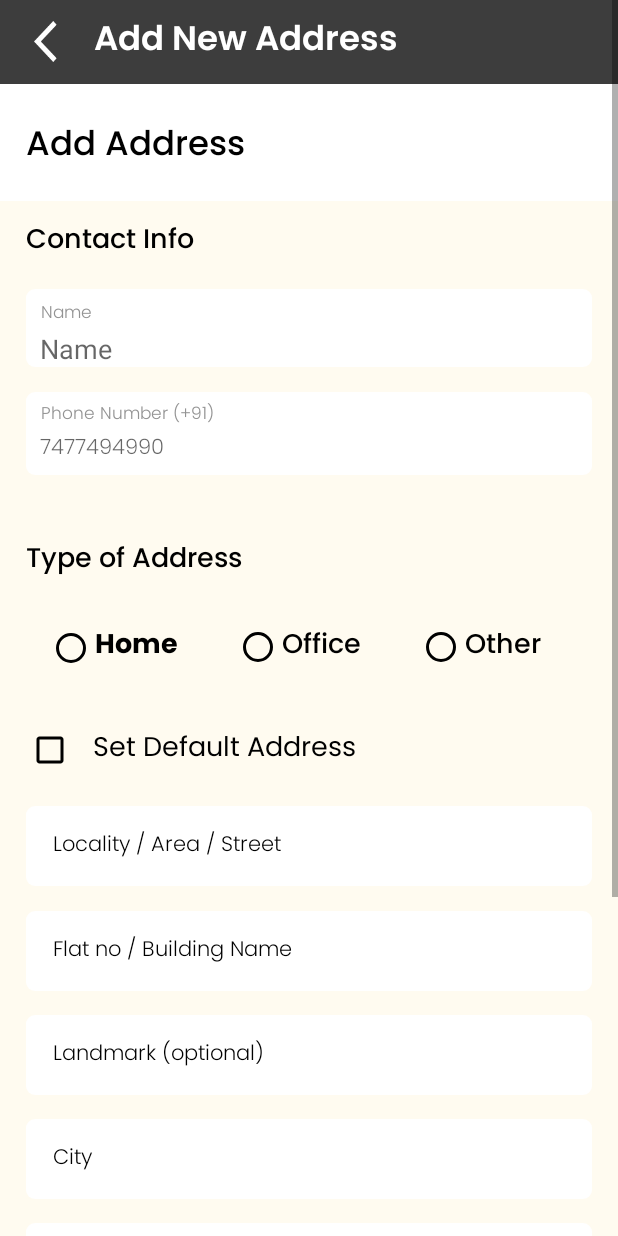
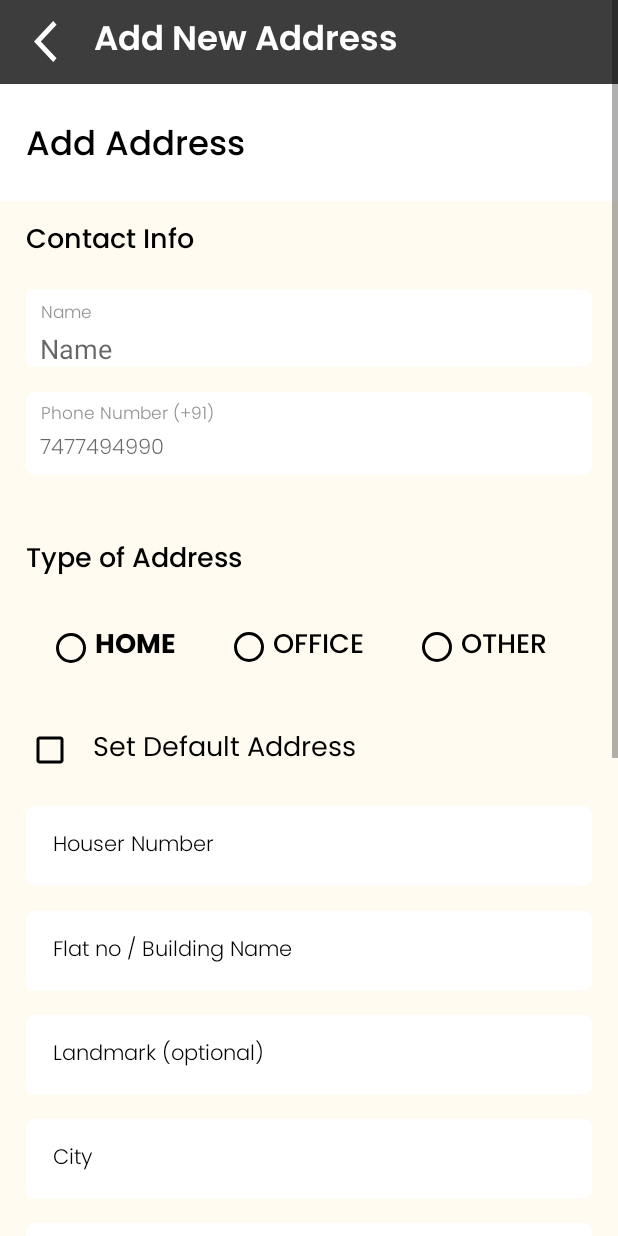
Before and after one commit to Amirsohel006/buildcart, an Android app: the OrdersThreeActivity screen opened directly, with no data from a screen before it, on a phone screen of 412 x 824 dp. Run offline under Robolectric (Android 15) with nearby library versions, the phone set to English and light mode, and no system bars; our stand-ins replace data binding; pictures from the network do not load.

Commit message:
fix:03/06/2024 bugs removed

```diff
--- a/app/src/main/java/com/buildcart/app/modules/ordersthree/ui/OrdersThreeActivity.kt
+++ b/app/src/main/java/com/buildcart/app/modules/ordersthree/ui/OrdersThreeActivity.kt
@@ -9,6 +9,7 @@ import android.os.Bundle
 import android.util.Log
 import android.view.LayoutInflater
 import android.widget.ImageView
+import android.widget.RadioButton
 import androidx.activity.viewModels
 import androidx.appcompat.widget.AppCompatButton
 import androidx.core.content.ContextCompat
@@ -32,10 +33,41 @@ class OrdersThreeActivity : BaseActivity<ActivityOrdersThreeBinding>(R.layout.ac
 
       private lateinit var sessionManager: SessionManager
 
+private lateinit var placeForAddredd:String
+
+private lateinit var checkBoxValue:String
+
   override fun onInitialized(): Unit {
     viewModel.navArguments = intent.extras?.getBundle("bundle")
 
     sessionManager=SessionManager(this)
+
+
+    val radioGroup = binding.rgRadiogrouphome
+   val radioButton1 = binding.rbHome
+    val radioButton2 = binding.rbHomeOne
+   val  radioButton3 = binding.rbHomeTwo
+
+
+    radioGroup.setOnCheckedChangeListener { group, checkedId ->
+      val selectedRadioButton = findViewById<RadioButton>(checkedId)
+      val selectedText = selectedRadioButton.text.toString()
+      placeForAddredd=selectedText
+    }
+
+    binding.checkBoxSetasDefault.setOnCheckedChangeListener { _, isChecked ->
+      val checkedState: Boolean = isChecked
+
+
+      if (isChecked) {
+        // Checkbox is checked
+        checkBoxValue="True"
+      } else {
+        // Checkbox is unchecked
+        checkBoxValue="False"
+      }
+    }
+
 
 
     binding.btnAdd.setOnClickListener {
@@ -44,16 +76,27 @@ class OrdersThreeActivity : BaseActivity<ActivityOrdersThreeBinding>(R.layout.ac
       val state=binding.etGroupNinetyOne11.text.toString()
       val city=binding.etGroupNinetyOne1.text.toString()
       val pincode=binding.etGroupNinetyOne112.text.toString()
-      val flat=binding.etGroupNinetyTwo.text.toString()
-      val locality=binding.etGroupNinetyOne.text.toString()
-      val place=binding.etGroupNinetyThree.text.toString()
-      postAddress(name,mobilenumber,state,city,pincode,place,flat,locality,"","Shrinagar","2234","False")
+      val flat=binding.etGroupNinetyTwo.text.toString()   //landmark
+      val house_no=binding.etGroupNinetyOne.text.toString()
+      val place=placeForAddredd
+      val housename=binding.etGroupNinetyOne1121.text.toString()
+      val area=binding.etGroupNinetyOne112111.text.toString()
+
+      val setAsDefault=checkBoxValue
+
+      val street=binding.etGroupNinetyOne11211.text.toString()
+      postAddress(name,mobilenumber,place,house_no,city,state,pincode,flat,housename,area,street,setAsDefault)
 
     }
     binding.ordersThreeVM = viewModel
     window.statusBarColor= ContextCompat.getColor(this,R.color.gray_703)
   }
 
+
+    private  fun handleCheckboxState(isChecked: Boolean) {
+        // Handle the checkbox state here
+
+      }
   override fun setUpClicks(): Unit {
     binding.btnAdd.setOnClickListener {
       val destIntent = SignUoFiveActivity.getIntent(this, null)
--- a/app/src/main/java/com/buildcart/app/service/APIManager.kt
+++ b/app/src/main/java/com/buildcart/app/service/APIManager.kt
@@ -7,7 +7,7 @@ import retrofit2.converter.gson.GsonConverterFactory
 
 object APIManager {
 
-    val BASE_URL = "https://9c4c-2405-201-d02f-a029-b02b-e7c-2380-2026.ngrok-free.app"
+    val BASE_URL = "https://v3h2dw9k-8070.inc1.devtunnels.ms"
 
 
     // API response interceptor
--- a/app/src/main/res/layout/activity_orders_three.xml
+++ b/app/src/main/res/layout/activity_orders_three.xml
@@ -210,7 +210,7 @@
                     <EditText
                         android:background="@drawable/rectangle_bg_white_a700_radius_5"
                         android:ellipsize="end"
-                        android:hint="@string/msg_locality_area"
+                        android:hint="Houser Number"
                         android:id="@+id/etGroupNinetyOne"
                         android:inputType="text"
                         android:layout_height="wrap_content"
@@ -327,6 +327,69 @@
                         android:textColorHint="@color/black_900"
                         style="@style/etSolidRounded"
                         tools:ignore="Autofill"/>
+
+
+                    <EditText
+                        android:background="@drawable/rectangle_bg_white_a700_radius_5"
+                        android:ellipsize="end"
+                        android:hint="House Name"
+                        android:layout_marginTop="@dimen/_14pxh"
+                        android:id="@+id/etGroupNinetyOne1121"
+                        android:inputType="text"
+                        android:layout_height="wrap_content"
+                        android:layout_marginEnd="@dimen/_15pxh"
+                        android:layout_marginStart="@dimen/_15pxh"
+                        android:layout_width="match_parent"
+                        android:paddingBottom="@dimen/_15pxv"
+                        android:paddingEnd="@dimen/_30pxh"
+                        android:paddingStart="@dimen/_16pxh"
+                        android:paddingTop="@dimen/_14pxv"
+                        android:singleLine="true"
+                        android:textColorHint="@color/black_900"
+                        style="@style/etSolidRounded"
+                        tools:ignore="Autofill"/>
+
+
+                    <EditText
+                        android:background="@drawable/rectangle_bg_white_a700_radius_5"
+                        android:ellipsize="end"
+                        android:hint="Area"
+                        android:layout_marginTop="@dimen/_14pxh"
+                        android:id="@+id/etGroupNinetyOne112111"
+                        android:inputType="text"
+                        android:layout_height="wrap_content"
+                        android:layout_marginEnd="@dimen/_15pxh"
+                        android:layout_marginStart="@dimen/_15pxh"
+                        android:layout_width="match_parent"
+                        android:paddingBottom="@dimen/_15pxv"
+                        android:paddingEnd="@dimen/_30pxh"
+                        android:paddingStart="@dimen/_16pxh"
+                        android:paddingTop="@dimen/_14pxv"
+                        android:singleLine="true"
+                        android:textColorHint="@color/black_900"
+                        style="@style/etSolidRounded"
+                        tools:ignore="Autofill"/>
+
+
+                    <EditText
+                        android:background="@drawable/rectangle_bg_white_a700_radius_5"
+                        android:ellipsize="end"
+                        android:hint="Street"
+                        android:layout_marginTop="@dimen/_14pxh"
+                        android:id="@+id/etGroupNinetyOne11211"
+                        android:inputType="text"
+                        android:layout_height="wrap_content"
+                        android:layout_marginEnd="@dimen/_15pxh"
+                        android:layout_marginStart="@dimen/_15pxh"
+                        android:layout_width="match_parent"
+                        android:paddingBottom="@dimen/_15pxv"
+                        android:paddingEnd="@dimen/_30pxh"
+                        android:paddingStart="@dimen/_16pxh"
+                        android:paddingTop="@dimen/_14pxv"
+                        android:singleLine="true"
+                        android:textColorHint="@color/black_900"
+                        style="@style/etSolidRounded"
+                        tools:ignore="Autofill"/>
                 </LinearLayout>
 
                 <LinearLayout
@@ -361,7 +424,7 @@
                             android:layout_height="wrap_content"
                             android:layout_width="wrap_content"
                             android:paddingBottom="@dimen/_1pxv"
-                            android:text="@string/lbl_home"
+                            android:text="HOME"
                             android:layout_weight="1"
                             android:layout_marginStart="@dimen/_12pxh"
                             android:textColor="@color/black_900"
@@ -377,7 +440,7 @@
                             android:paddingBottom="@dimen/_1pxv"
                             android:layout_weight="1"
                             android:singleLine="true"
-                            android:text="@string/lbl_office"
+                            android:text="OFFICE"
                             android:textColor="@color/black_900"
                             android:textFontWeight="500"
                             android:textSize="@dimen/_16pxh"
@@ -392,7 +455,7 @@
                             android:paddingBottom="@dimen/_1pxv"
                             android:layout_weight="1"
                             android:singleLine="true"
-                            android:text="@string/lbl_other"
+                            android:text="OTHER"
                             android:textColor="@color/black_900"
                             android:textFontWeight="500"
                             android:textSize="@dimen/_16pxh"
```
Also changed, not shown: app/src/main/java/com/buildcart/app/data/response/FavrioteResponse.kt (added, +30 -0 lines), app/src/main/java/com/buildcart/app/modules/homeone/adapter/HomeOneAdapter.kt (+29 -36 lines), app/src/main/java/com/buildcart/app/modules/homeone/ui/AllProductsActivity.kt (+4 -4 lines), app/src/main/java/com/buildcart/app/modules/homeonecontainer/ui/HomeOneContainerActivity.kt (+25 -36 lines), app/src/main/java/com/buildcart/app/service/APIInterface.kt (+5 -4 lines).
